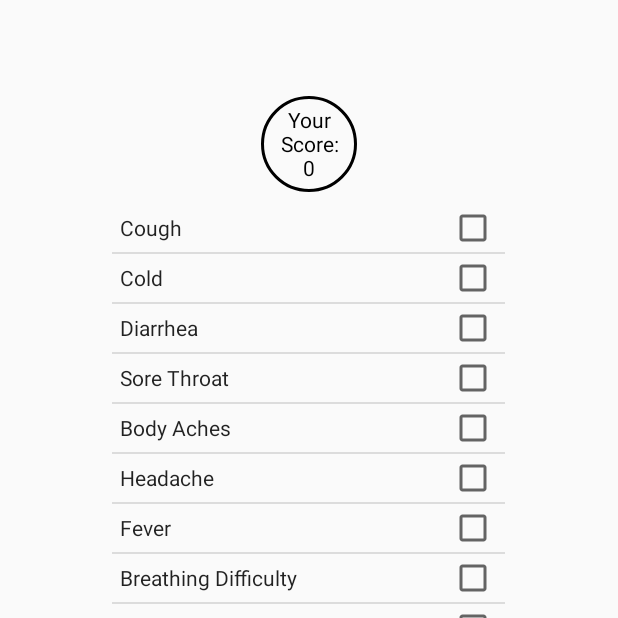
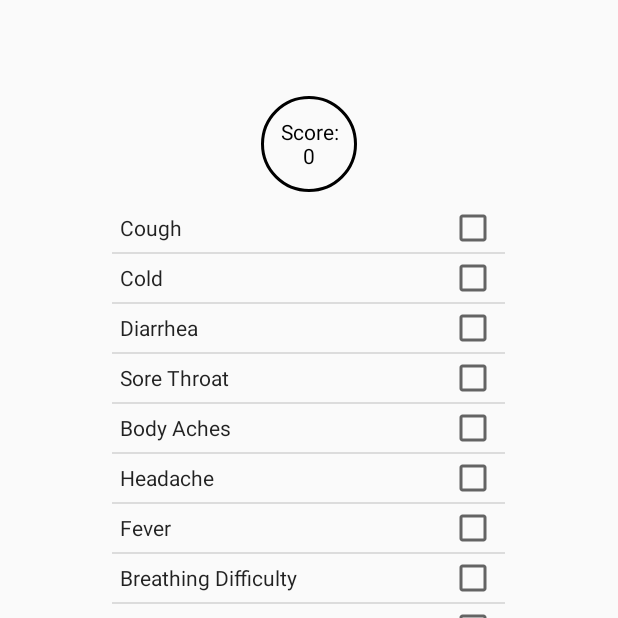
Before and after one commit to kingtvarshin/Covid19_hackacrisisapp, an Android app: the screen it shows after launch (MainActivity), on a phone screen of 412 x 824 dp, the top half of it. Run offline under Robolectric (Android 15) with nearby library versions, the phone set to English and light mode, and no system bars; our stand-ins replace navigation-ui.

Commit message:
changed score display

```diff
--- a/app/src/main/java/com/example/covid19tracker/ui/home/HomeFragment.java
+++ b/app/src/main/java/com/example/covid19tracker/ui/home/HomeFragment.java
@@ -52,7 +52,7 @@ public class HomeFragment extends Fragment {
                 for(String item:selectedItems){
                     score=score + returnScoreValue(item);
                 }
-                String display = "Your Score:\n"+ score;
+                String display = "Score:\n"+ score;
                 textView.setText(display);
                 // Toast.makeText(getActivity(), score.toString(), Toast.LENGTH_LONG).show();
             }
--- a/app/src/main/java/com/example/covid19tracker/ui/home/HomeViewModel.java
+++ b/app/src/main/java/com/example/covid19tracker/ui/home/HomeViewModel.java
@@ -10,7 +10,7 @@ public class HomeViewModel extends ViewModel {
 
     public HomeViewModel() {
         mText = new MutableLiveData<>();
-        mText.setValue("Your Score:\n0");
+        mText.setValue("Score:\n0");
     }
 
     public LiveData<String> getText() {
```
